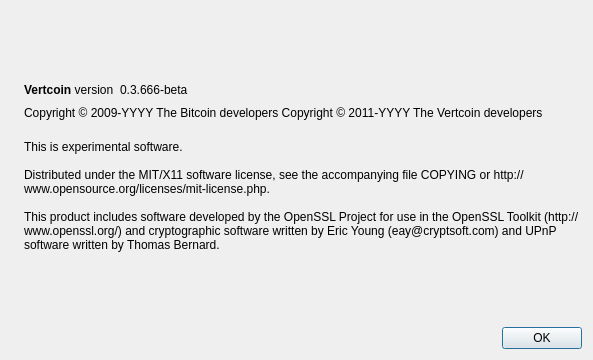
Qt form src/qt/forms/aboutdialog.ui (ECHO-ECHOOooo/kudzucoin) before a commit.
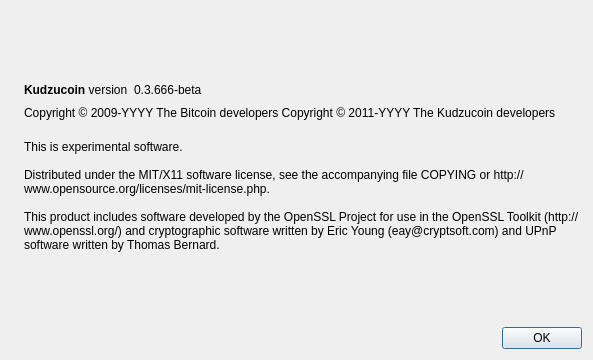
The same form after that commit. Icons and pictures are not drawn.

What changed in the file:
```diff
--- a/src/qt/forms/aboutdialog.ui
+++ b/src/qt/forms/aboutdialog.ui
@@ -50,7 +50,7 @@
           <cursorShape>IBeamCursor</cursorShape>
          </property>
          <property name="text">
-          <string>&lt;b&gt;Vertcoin&lt;/b&gt; version</string>
+          <string>&lt;b&gt;Kudzucoin&lt;/b&gt; version</string>
          </property>
          <property name="textInteractionFlags">
           <set>Qt::LinksAccessibleByMouse|Qt::TextSelectableByKeyboard|Qt::TextSelectableByMouse</set>
@@ -92,7 +92,7 @@
        </property>
        <property name="text">
         <string notr="true">Copyright &amp;copy; 2009-YYYY The Bitcoin developers
-Copyright &amp;copy; 2011-YYYY The Vertcoin developers</string>
+Copyright &amp;copy; 2011-YYYY The Kudzucoin developers</string>
        </property>
        <property name="textFormat">
         <enum>Qt::RichText</enum>
```
Left out of the diff: 2 changed lines with no effect on the pictures.
